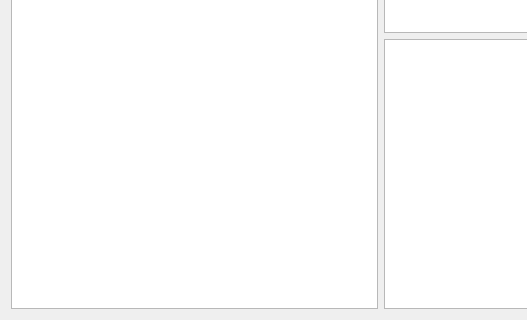
Qt form ElegantDISClient/interface.ui (ZYunfeii/ElegantDIS) before a commit; both pictures show x 0 to 527 and y 334 to 654 of the 761 by 654 pixel window.
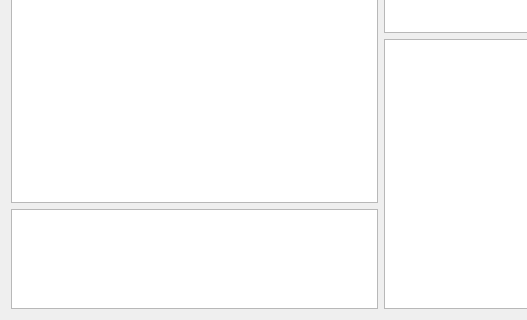
The same form after that commit.

The edit to the form file:
```diff
--- a/ElegantDISClient/interface.ui
+++ b/ElegantDISClient/interface.ui
@@ -124,7 +124,28 @@
    <item row="1" column="0" colspan="2">
     <layout class="QHBoxLayout" name="horizontalLayout">
      <item>
-      <widget class="QTextBrowser" name="info_browser"/>
+      <layout class="QVBoxLayout" name="verticalLayout_3">
+       <item>
+        <widget class="QTextBrowser" name="info_browser">
+         <property name="sizePolicy">
+          <sizepolicy hsizetype="Expanding" vsizetype="Expanding">
+           <horstretch>0</horstretch>
+           <verstretch>0</verstretch>
+          </sizepolicy>
+         </property>
+        </widget>
+       </item>
+       <item>
+        <widget class="QTextBrowser" name="init_info_browser">
+         <property name="maximumSize">
+          <size>
+           <width>16777215</width>
+           <height>100</height>
+          </size>
+         </property>
+        </widget>
+       </item>
+      </layout>
      </item>
      <item>
       <layout class="QVBoxLayout" name="verticalLayout_2">
```
